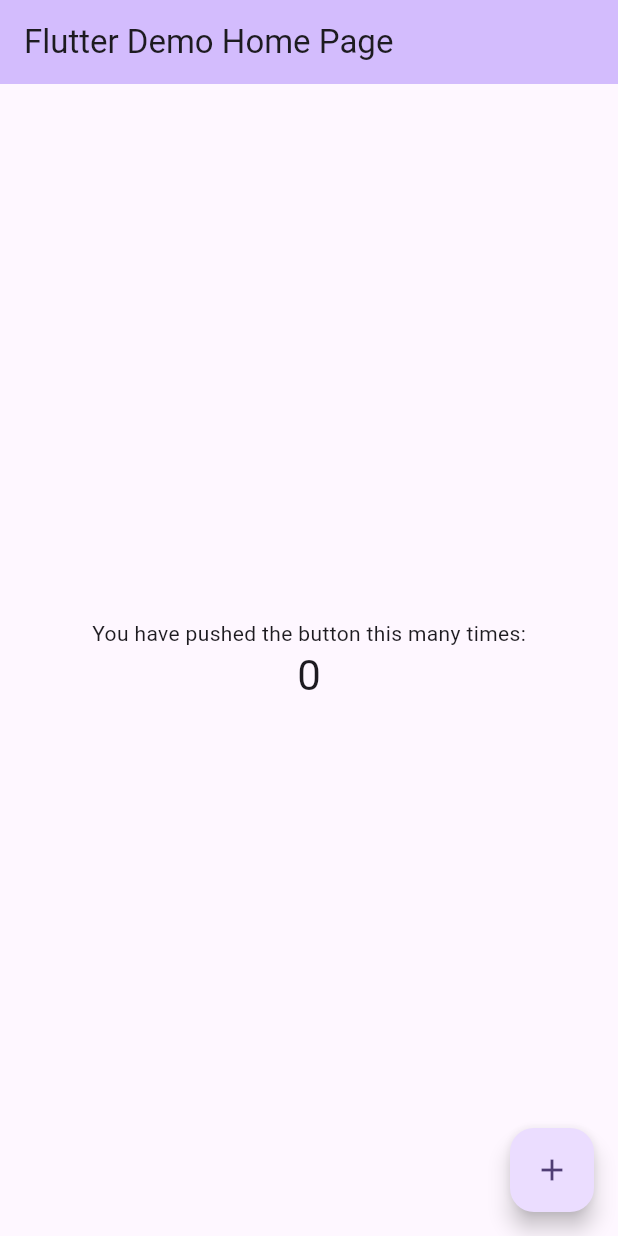
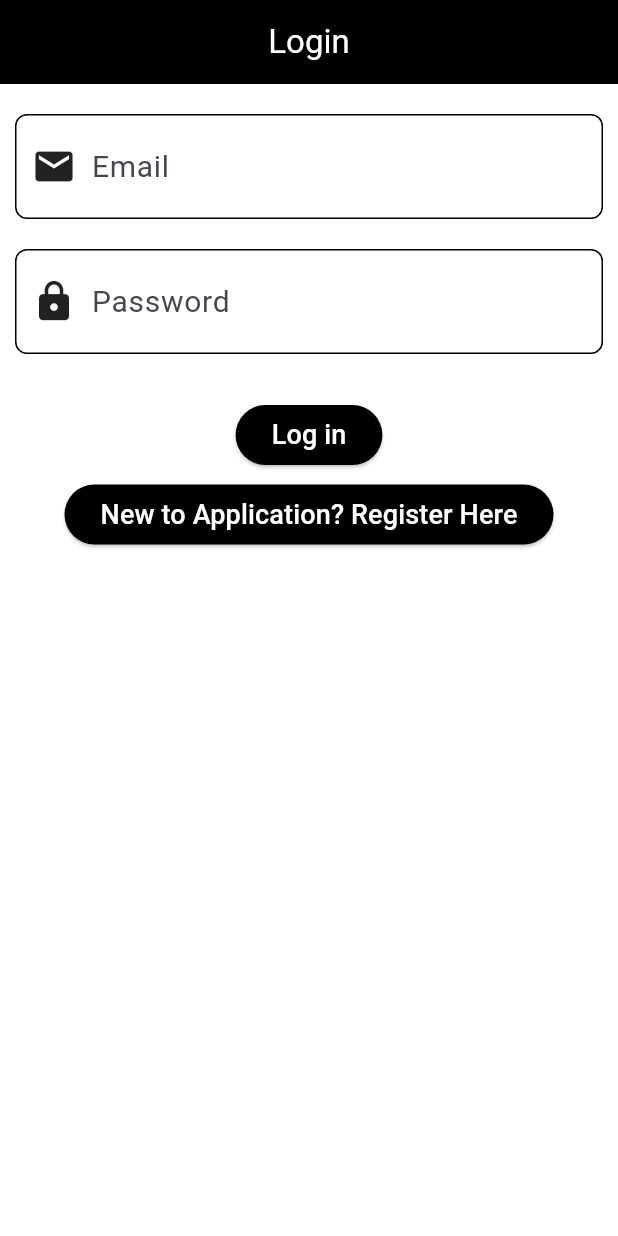
Before and after one commit to DINESH-JUMANI/Stockphoria, a Flutter app: the screen it shows after launch, on a phone screen of 412 x 824 dp. Run offline on Flutter 3.47's test engine with Material 3 defaults, Android fonts, the phone set to English and light mode, and no system bars; our stand-ins replace cloud_firestore, firebase_auth, firebase_core; accounts and stored records are empty.

Commit message:
Added login and registeration page

```diff
--- /dev/null
+++ b/stock_app/lib/login_screen.dart
@@ -0,0 +1,210 @@
+// ignore_for_file: use_build_context_synchronously
+
+import 'package:flutter/material.dart';
+import 'package:stock_app/home_screen.dart';
+
+import 'package:stock_app/registartion_screen.dart';
+import 'package:firebase_auth/firebase_auth.dart';
+
+final _firebase = FirebaseAuth.instance;
+
+class LoginScreen extends StatefulWidget {
+  const LoginScreen({Key? key}) : super(key: key);
+
+  @override
+  State<LoginScreen> createState() {
+    return _LoginScreenState();
+  }
+}
+
+class _LoginScreenState extends State<LoginScreen> {
+  final _formKey = GlobalKey<FormState>();
+  var _enteredEmail = '';
+  var _enteredPassword = '';
+
+  void _submit() async {
+    final isValid = _formKey.currentState!.validate();
+    if (!isValid) return;
+
+    _formKey.currentState!.save();
+    try {
+      await _firebase.signInWithEmailAndPassword(
+          email: _enteredEmail, password: _enteredPassword);
+    } on FirebaseAuthException catch (error) {
+      ScaffoldMessenger.of(context).clearSnackBars();
+      ScaffoldMessenger.of(context).showSnackBar(
+        SnackBar(
+          content: Text(error.message ?? 'Authentication failed.'),
+        ),
+      );
+      return;
+    }
+    ScaffoldMessenger.of(context).clearSnackBars();
+    ScaffoldMessenger.of(context).showSnackBar(
+      const SnackBar(
+        content: Text('Logged in'),
+      ),
+    );
+
+    Navigator.of(context).pushReplacement(
+      MaterialPageRoute(
+        builder: (ctx) => const HomeScreen(),
+      ),
+    );
+  }
+
+  @override
+  Widget build(BuildContext context) {
+    return Scaffold(
+      appBar: AppBar(
+        title: const Center(
+          child: Text(
+            'Login',
+            style: TextStyle(color: Colors.white),
+          ),
+        ),
+        backgroundColor: Colors.black,
+      ),
+      body: SafeArea(
+        child: Container(
+          height: double.infinity,
+          width: double.infinity,
+          color: Colors.white,
+          child: SingleChildScrollView(
+            child: Form(
+              key: _formKey,
+              child: Column(
+                mainAxisAlignment: MainAxisAlignment.start,
+                children: [
+                  const SizedBox(height: 10),
+                  Container(
+                    margin: const EdgeInsets.all(10),
+                    height: 70,
+                    decoration: BoxDecoration(
+                        border: Border.all(),
+                        borderRadius: BorderRadius.circular(8)),
+                    child: Row(
+                      mainAxisSize: MainAxisSize.max,
+                      children: [
+                        const SizedBox(width: 10),
+                        const Icon(
+                          Icons.email,
+                          size: 30,
+                        ),
+                        const SizedBox(width: 10),
+                        Expanded(
+                          child: TextFormField(
+                            style: const TextStyle(
+                              fontSize: 20,
+                            ),
+                            decoration: const InputDecoration(
+                              border: InputBorder.none,
+                              hintText: 'Email',
+                              hintStyle: TextStyle(
+                                fontSize: 20,
+                              ),
+                            ),
+                            keyboardType: TextInputType.emailAddress,
+                            autocorrect: false,
+                            textCapitalization: TextCapitalization.none,
+                            validator: (value) {
+                              if (value == null ||
+                                  value.trim().isEmpty ||
+                                  !value.contains('@')) {
+                                return 'Please enter a valid email address';
+                              }
+                              return null;
+                            },
+                            onSaved: (value) {
+                              _enteredEmail = value!;
+                            },
+                          ),
+                        ),
+                      ],
+                    ),
+                  ),
+                  Container(
+                    margin: const EdgeInsets.all(10),
+                    height: 70,
+                    decoration: BoxDecoration(
+                        border: Border.all(),
+                        borderRadius: BorderRadius.circular(8)),
+                    child: Row(
+                      mainAxisSize: MainAxisSize.max,
+                      children: [
+                        const SizedBox(width: 10),
+                        const Icon(
+                          Icons.lock_rounded,
+                          size: 30,
+                        ),
+                        const SizedBox(width: 10),
+                        Expanded(
+                          child: TextFormField(
+                            style: const TextStyle(
+                              fontSize: 20,
+                            ),
+                            obscureText: true,
+                            decoration: const InputDecoration(
+                              border: InputBorder.none,
+                              hintText: 'Password',
+                              hintStyle: TextStyle(
+                                fontSize: 20,
+                              ),
+                            ),
+                            validator: (value) {
+                              if (value == null || value.trim().length < 6) {
+                                return 'Password must be 6 characters long.';
+                              }
+                              return null;
+                            },
+                            onSaved: (value) {
+                              _enteredPassword = value!;
+                            },
+                          ),
+                        ),
+                      ],
+                    ),
+                  ),
+                  const SizedBox(height: 20),
+                  ElevatedButton(
+                    style: const ButtonStyle(
+                      backgroundColor: MaterialStatePropertyAll(Colors.black),
+                    ),
+                    onPressed: _submit,
+                    child: const Text(
+                      'Log in',
+                      style: TextStyle(
+                        color: Colors.white,
+                        fontSize: 18,
+                      ),
+                    ),
+                  ),
+                  const SizedBox(height: 5),
+                  ElevatedButton(
+                    style: const ButtonStyle(
+                      backgroundColor: MaterialStatePropertyAll(Colors.black),
+                    ),
+                    onPressed: () {
+                      Navigator.of(context).pushReplacement(
+                        MaterialPageRoute(
+                          builder: (ctx) => const RegistrationScreen(),
+                        ),
+                      );
+                    },
+                    child: const Text(
+                      'New to Application? Register Here',
+                      style: TextStyle(
+                        color: Colors.white,
+                        fontSize: 18,
+                      ),
+                    ),
+                  ),
+                ],
+              ),
+            ),
+          ),
+        ),
+      ),
+    );
+  }
+}
--- a/stock_app/lib/main.dart
+++ b/stock_app/lib/main.dart
@@ -1,125 +1,17 @@
 import 'package:flutter/material.dart';
+import 'package:stock_app/login_screen.dart';
+import 'package:firebase_core/firebase_core.dart';
+import 'firebase_options.dart';
 
-void main() {
-  runApp(const MyApp());
+void main() async {
+  WidgetsFlutterBinding.ensureInitialized();
+  await Firebase.initializeApp(
+    options: DefaultFirebaseOptions.currentPlatform,
+  );
+  runApp(
+    const MaterialApp(
+      debugShowCheckedModeBanner: false,
+      home: LoginScreen(),
+    ),
+  );
 }
-
-class MyApp extends StatelessWidget {
-  const MyApp({super.key});
-
-  // This widget is the root of your application.
-  @override
-  Widget build(BuildContext context) {
-    return MaterialApp(
-      title: 'Flutter Demo',
-      theme: ThemeData(
-        // This is the theme of your application.
-        //
-        // TRY THIS: Try running your application with "flutter run". You'll see
-        // the application has a purple toolbar. Then, without quitting the app,
-        // try changing the seedColor in the colorScheme below to Colors.green
-        // and then invoke "hot reload" (save your changes or press the "hot
-        // reload" button in a Flutter-supported IDE, or press "r" if you used
-        // the command line to start the app).
-        //
-        // Notice that the counter didn't reset back to zero; the application
-        // state is not lost during the reload. To reset the state, use hot
-        // restart instead.
-        //
-        // This works for code too, not just values: Most code changes can be
-        // tested with just a hot reload.
-        colorScheme: ColorScheme.fromSeed(seedColor: Colors.deepPurple),
-        useMaterial3: true,
-      ),
-      home: const MyHomePage(title: 'Flutter Demo Home Page'),
-    );
-  }
-}
-
-class MyHomePage extends StatefulWidget {
-  const MyHomePage({super.key, required this.title});
-
-  // This widget is the home page of your application. It is stateful, meaning
-  // that it has a State object (defined below) that contains fields that affect
-  // how it looks.
-
-  // This class is the configuration for the state. It holds the values (in this
-  // case the title) provided by the parent (in this case the App widget) and
-  // used by the build method of the State. Fields in a Widget subclass are
-  // always marked "final".
-
-  final String title;
-
-  @override
-  State<MyHomePage> createState() => _MyHomePageState();
-}
-
-class _MyHomePageState extends State<MyHomePage> {
-  int _counter = 0;
-
-  void _incrementCounter() {
-    setState(() {
-      // This call to setState tells the Flutter framework that something has
-      // changed in this State, which causes it to rerun the build method below
-      // so that the display can reflect the updated values. If we changed
-      // _counter without calling setState(), then the build method would not be
-      // called again, and so nothing would appear to happen.
-      _counter++;
-    });
-  }
-
-  @override
-  Widget build(BuildContext context) {
-    // This method is rerun every time setState is called, for instance as done
-    // by the _incrementCounter method above.
-    //
-    // The Flutter framework has been optimized to make rerunning build methods
-    // fast, so that you can just rebuild anything that needs updating rather
-    // than having to individually change instances of widgets.
-    return Scaffold(
-      appBar: AppBar(
-        // TRY THIS: Try changing the color here to a specific color (to
-        // Colors.amber, perhaps?) and trigger a hot reload to see the AppBar
-        // change color while the other colors stay the same.
-        backgroundColor: Theme.of(context).colorScheme.inversePrimary,
-        // Here we take the value from the MyHomePage object that was created by
-        // the App.build method, and use it to set our appbar title.
-        title: Text(widget.title),
-      ),
-      body: Center(
-        // Center is a layout widget. It takes a single child and positions it
-        // in the middle of the parent.
-        child: Column(
-          // Column is also a layout widget. It takes a list of children and
-          // arranges them vertically. By default, it sizes itself to fit its
-          // children horizontally, and tries to be as tall as its parent.
-          //
-          // Column has various properties to control how it sizes itself and
-          // how it positions its children. Here we use mainAxisAlignment to
-          // center the children vertically; the main axis here is the vertical
-          // axis because Columns are vertical (the cross axis would be
-          // horizontal).
-          //
-          // TRY THIS: Invoke "debug painting" (choose the "Toggle Debug Paint"
-          // action in the IDE, or press "p" in the console), to see the
-          // wireframe for each widget.
-          mainAxisAlignment: MainAxisAlignment.center,
-          children: <Widget>[
-            const Text(
-              'You have pushed the button this many times:',
-            ),
-            Text(
-              '$_counter',
-              style: Theme.of(context).textTheme.headlineMedium,
-            ),
-          ],
-        ),
-      ),
-      floatingActionButton: FloatingActionButton(
-        onPressed: _incrementCounter,
-        tooltip: 'Increment',
-        child: const Icon(Icons.add),
-      ), // This trailing comma makes auto-formatting nicer for build methods.
-    );
-  }
-}
--- a/stock_app/pubspec.yaml
+++ b/stock_app/pubspec.yaml
@@ -35,6 +35,9 @@ dependencies:
   # The following adds the Cupertino Icons font to your application.
   # Use with the CupertinoIcons class for iOS style icons.
   cupertino_icons: ^1.0.2
+  firebase_core: ^2.24.2
+  firebase_auth: ^4.16.0
+  cloud_firestore: ^4.14.0
 
 dev_dependencies:
   flutter_test:
```
Also changed, not shown: stock_app/lib/home_screen.dart (added, +16 -0 lines), stock_app/lib/registartion_screen.dart (added, +297 -0 lines), stock_app/lib/firebase_options.dart (added), stock_app/pubspec.lock, 8 other files.
